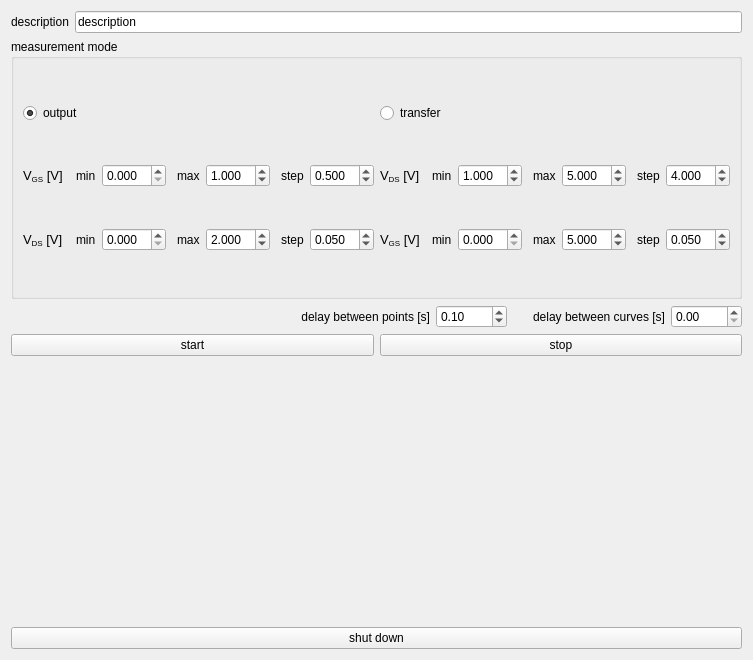
dean-nanomol/nanomol, file experiments/transistor_output_transfer.ui: the form before one commit.
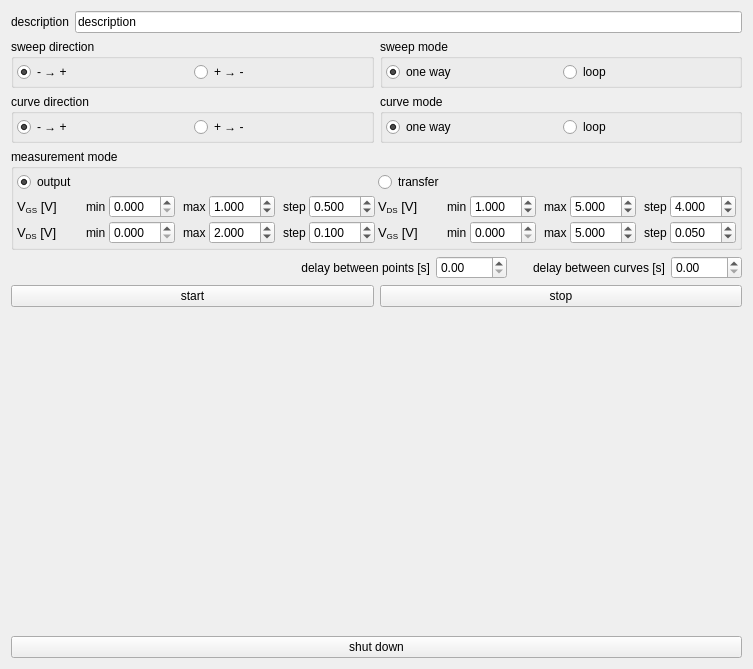
The form after the commit.

Commit message:
update transistor_output_transfer
add sweep and curve direction and one way/loop options

Patch:
```diff
--- a/experiments/transistor_output_transfer.ui
+++ b/experiments/transistor_output_transfer.ui
@@ -7,7 +7,7 @@
     <x>0</x>
     <y>0</y>
     <width>753</width>
-    <height>660</height>
+    <height>669</height>
    </rect>
   </property>
   <property name="windowTitle">
@@ -32,11 +32,213 @@
      </item>
     </layout>
    </item>
+   <item>
+    <layout class="QVBoxLayout" name="verticalLayout_5">
+     <item>
+      <layout class="QHBoxLayout" name="horizontalLayout_13">
+       <item>
+        <widget class="QGroupBox" name="groupBox_4">
+         <property name="title">
+          <string>sweep direction</string>
+         </property>
+         <layout class="QHBoxLayout" name="horizontalLayout_14">
+          <property name="spacing">
+           <number>3</number>
+          </property>
+          <property name="leftMargin">
+           <number>3</number>
+          </property>
+          <property name="topMargin">
+           <number>3</number>
+          </property>
+          <property name="rightMargin">
+           <number>3</number>
+          </property>
+          <property name="bottomMargin">
+           <number>3</number>
+          </property>
+          <item>
+           <widget class="QRadioButton" name="sweep_direction_positive_radioButton">
+            <property name="text">
+             <string>- → +</string>
+            </property>
+            <property name="checked">
+             <bool>true</bool>
+            </property>
+           </widget>
+          </item>
+          <item>
+           <widget class="QRadioButton" name="sweep_direction_negative_radioButton">
+            <property name="text">
+             <string>+ → -</string>
+            </property>
+           </widget>
+          </item>
+         </layout>
+        </widget>
+       </item>
+       <item>
+        <widget class="QGroupBox" name="groupBox_5">
+         <property name="title">
+          <string>sweep mode</string>
+         </property>
+         <layout class="QHBoxLayout" name="horizontalLayout_15">
+          <property name="spacing">
+           <number>3</number>
+          </property>
+          <property name="leftMargin">
+           <number>3</number>
+          </property>
+          <property name="topMargin">
+           <number>3</number>
+          </property>
+          <property name="rightMargin">
+           <number>3</number>
+          </property>
+          <property name="bottomMargin">
+           <number>3</number>
+          </property>
+          <item>
+           <widget class="QRadioButton" name="sweep_one_way_radioButton">
+            <property name="text">
+             <string>one way</string>
+            </property>
+            <property name="checked">
+             <bool>true</bool>
+            </property>
+           </widget>
+          </item>
+          <item>
+           <widget class="QRadioButton" name="sweep_loop_radioButton">
+            <property name="text">
+             <string>loop</string>
+            </property>
+           </widget>
+          </item>
+         </layout>
+        </widget>
+       </item>
+      </layout>
+     </item>
+     <item>
+      <layout class="QHBoxLayout" name="horizontalLayout_10">
+       <item>
+        <widget class="QGroupBox" name="groupBox_3">
+         <property name="title">
+          <string>curve direction</string>
+         </property>
+         <layout class="QHBoxLayout" name="horizontalLayout_12">
+          <property name="spacing">
+           <number>3</number>
+          </property>
+          <property name="leftMargin">
+           <number>3</number>
+          </property>
+          <property name="topMargin">
+           <number>3</number>
+          </property>
+          <property name="rightMargin">
+           <number>3</number>
+          </property>
+          <property name="bottomMargin">
+           <number>3</number>
+          </property>
+          <item>
+           <widget class="QRadioButton" name="curve_direction_positive_radioButton">
+            <property name="sizePolicy">
+             <sizepolicy hsizetype="Minimum" vsizetype="Fixed">
+              <horstretch>0</horstretch>
+              <verstretch>0</verstretch>
+             </sizepolicy>
+            </property>
+            <property name="text">
+             <string>- → +</string>
+            </property>
+            <property name="checked">
+             <bool>true</bool>
+            </property>
+           </widget>
+          </item>
+          <item>
+           <widget class="QRadioButton" name="curve_direction_negative_radioButton">
+            <property name="styleSheet">
+             <string notr="true"/>
+            </property>
+            <property name="text">
+             <string>+ → -</string>
+            </property>
+           </widget>
+          </item>
+         </layout>
+        </widget>
+       </item>
+       <item>
+        <widget class="QGroupBox" name="groupBox_2">
+         <property name="title">
+          <string>curve mode</string>
+         </property>
+         <layout class="QHBoxLayout" name="horizontalLayout_11">
+          <property name="spacing">
+           <number>3</number>
+          </property>
+          <property name="leftMargin">
+           <number>3</number>
+          </property>
+          <property name="topMargin">
+           <number>3</number>
+          </property>
+          <property name="rightMargin">
+           <number>3</number>
+          </property>
+          <property name="bottomMargin">
+           <number>3</number>
+          </property>
+          <item>
+           <widget class="QRadioButton" name="curve_one_way_radioButton">
+            <property name="text">
+             <string>one way</string>
+            </property>
+            <property name="checked">
+             <bool>true</bool>
+            </property>
+           </widget>
+          </item>
+          <item>
+           <widget class="QRadioButton" name="curve_loop_radioButton">
+            <property name="text">
+             <string>loop</string>
+            </property>
+           </widget>
+          </item>
+         </layout>
+        </widget>
+       </item>
+      </layout>
+     </item>
+    </layout>
+   </item>
    <item>
     <widget class="QGroupBox" name="groupBox">
      <property name="title">
       <string>measurement mode</string>
      </property>
+     <layout class="QVBoxLayout" name="verticalLayout_4">
+      <property name="spacing">
+       <number>3</number>
+      </property>
+      <property name="leftMargin">
+       <number>3</number>
+      </property>
+      <property name="topMargin">
+       <number>3</number>
+      </property>
+      <property name="rightMargin">
+       <number>3</number>
+      </property>
+      <property name="bottomMargin">
+       <number>3</number>
+      </property>
+      <item>
      <layout class="QHBoxLayout" name="horizontalLayout_3">
       <item>
        <layout class="QVBoxLayout" name="verticalLayout_2">
@@ -274,7 +476,7 @@
              <double>0.050000000000000</double>
             </property>
             <property name="value">
-             <double>0.050000000000000</double>
+               <double>0.100000000000000</double>
             </property>
            </widget>
           </item>
@@ -515,6 +717,8 @@
        </layout>
       </item>
      </layout>
+      </item>
+     </layout>
     </widget>
    </item>
    <item>
@@ -548,7 +752,7 @@
         <double>9999.989999999999782</double>
        </property>
        <property name="value">
-        <double>0.100000000000000</double>
+        <double>0.000000000000000</double>
        </property>
       </widget>
      </item>
@@ -611,10 +815,24 @@
    <item>
     <layout class="QHBoxLayout" name="horizontalLayout_2">
      <item>
-      <widget class="QWidget" name="plot_2" native="true"/>
+      <widget class="QWidget" name="plot_2" native="true">
+       <property name="sizePolicy">
+        <sizepolicy hsizetype="Expanding" vsizetype="Expanding">
+         <horstretch>0</horstretch>
+         <verstretch>0</verstretch>
+        </sizepolicy>
+       </property>
+      </widget>
      </item>
      <item>
-      <widget class="QWidget" name="plot_1" native="true"/>
+      <widget class="QWidget" name="plot_1" native="true">
+       <property name="sizePolicy">
+        <sizepolicy hsizetype="Expanding" vsizetype="Expanding">
+         <horstretch>0</horstretch>
+         <verstretch>0</verstretch>
+        </sizepolicy>
+       </property>
+      </widget>
      </item>
     </layout>
    </item>
```
Lines whose indentation alone changed are shown as unchanged. The commit also changes 1 other file.
